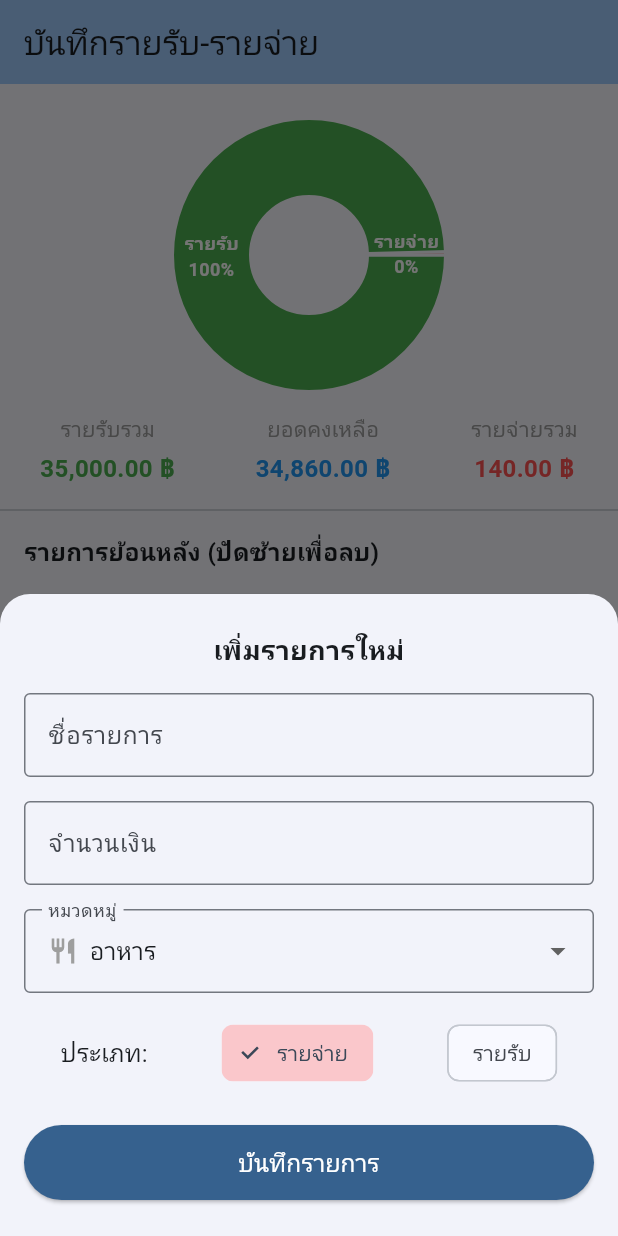
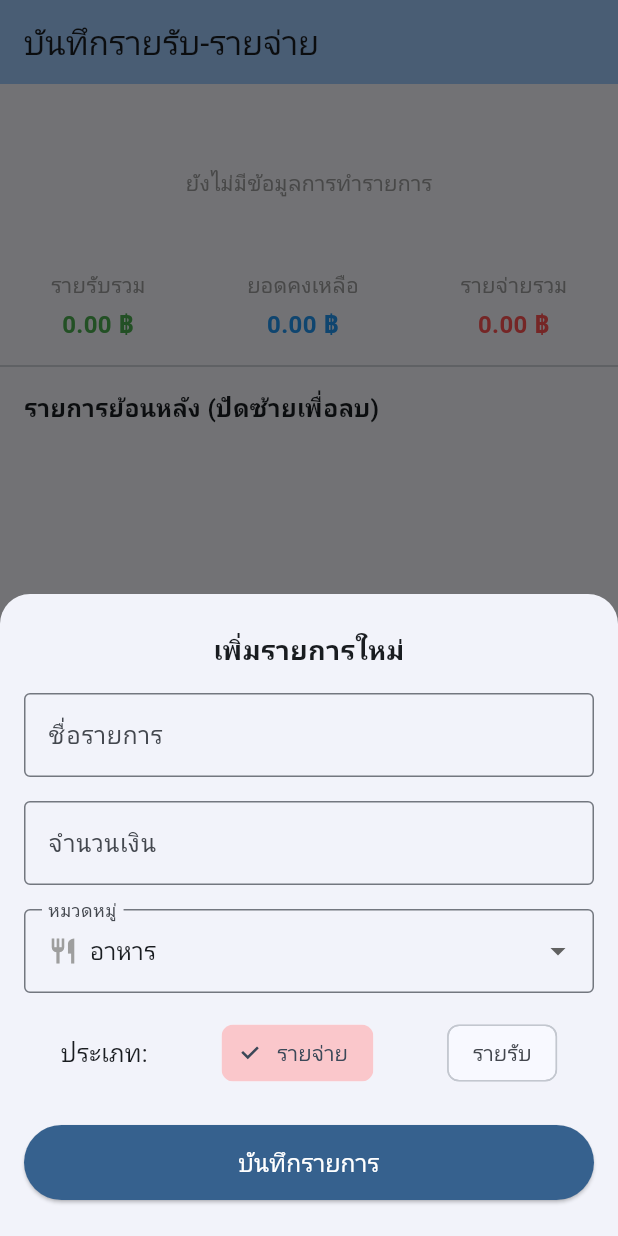
Before and after one commit to thanakorn-official/Expense-Tracker, a Flutter app: the screen it shows after launch, after a tap on the "add" icon, on a phone screen of 412 x 824 dp. Run offline on Flutter 3.47's test engine with Material 3 defaults, Android fonts, the phone set to English and light mode, and no system bars; drawn by our look-alikes of fl_chart; our stand-ins replace cloud_firestore, firebase_core; accounts and stored records are empty.

Commit message:
Migrate dashboard state to Firebase Firestore StreamBuilder

```diff
--- a/lib/screens/dashboard_screen.dart
+++ b/lib/screens/dashboard_screen.dart
@@ -1,6 +1,7 @@
 import 'package:flutter/material.dart';
 import 'package:intl/intl.dart';
 import 'package:fl_chart/fl_chart.dart';
+import 'package:cloud_firestore/cloud_firestore.dart'; // ดึงข้อมูลจากคลาวด์
 
 import '../models/transaction_model.dart';
 
@@ -21,40 +22,9 @@ class _DashboardScreenState extends State<DashboardScreen> {
     'อื่นๆ': Icons.category,
   };
 
-  final List<TransactionModel> _transactions = [
-    TransactionModel(
-      id: '1',
-      title: 'ข้าวกะเพราหมูกรอบ',
-      amount: 60,
-      date: DateTime.now(),
-      isExpense: true,
-      category: 'อาหาร',
-    ),
-    TransactionModel(
-      id: '2',
-      title: 'เงินเดือน',
-      amount: 35000,
-      date: DateTime.now(),
-      isExpense: false,
-      category: 'เงินเดือน/รายรับ',
-    ),
-    TransactionModel(
-      id: '3',
-      title: 'ค่ากาแฟ',
-      amount: 80,
-      date: DateTime.now().subtract(const Duration(days: 1)),
-      isExpense: true,
-      category: 'อาหาร',
-    ),
-  ];
-
-  double get _totalIncome => _transactions
-      .where((tx) => !tx.isExpense)
-      .fold(0.0, (sum, item) => sum + item.amount);
-  double get _totalExpense => _transactions
-      .where((tx) => tx.isExpense)
-      .fold(0.0, (sum, item) => sum + item.amount);
-  double get _balance => _totalIncome - _totalExpense;
+  // อ้างอิงไปยัง Collection ชื่อ 'transactions' บน Firestore
+  final CollectionReference _transactionsCollection = FirebaseFirestore.instance
+      .collection('transactions');
 
   Widget _buildSummaryItem(String title, double amount, Color color) {
     return Column(
@@ -73,13 +43,8 @@ class _DashboardScreenState extends State<DashboardScreen> {
     );
   }
 
-  void _deleteTransaction(String id) {
-    setState(() {
-      _transactions.removeWhere((tx) => tx.id == id);
-    });
-  }
-
-  void _showEditDialog(TransactionModel tx, int index) {
+  // ฟังก์ชันเปิดหน้าต่างแก้ไขรายการ (อัปเดตข้อมูลขึ้น Firestore)
+  void _showEditDialog(TransactionModel tx) {
     final titleController = TextEditingController(text: tx.title);
     final amountController = TextEditingController(text: tx.amount.toString());
     String selectedCategory = tx.category;
@@ -138,14 +103,13 @@ class _DashboardScreenState extends State<DashboardScreen> {
               ),
               ElevatedButton(
                 onPressed: () {
-                  setState(() {
-                    _transactions[index] = tx.copyWith(
-                      title: titleController.text,
-                      amount:
+                  // ส่งข้อมูลที่แก้ไขไปอัปเดตบน Firestore
+                  _transactionsCollection.doc(tx.id).update({
+                    'title': titleController.text,
+                    'amount':
                         double.tryParse(amountController.text) ?? tx.amount,
-                      category: selectedCategory,
-                      updatedAt: DateTime.now(),
-                    );
+                    'category': selectedCategory,
+                    'updatedAt': DateTime.now().toIso8601String(),
                   });
                   Navigator.pop(ctx);
                 },
@@ -158,6 +122,7 @@ class _DashboardScreenState extends State<DashboardScreen> {
     );
   }
 
+  // ฟังก์ชันเปิดหน้าต่างเพิ่มรายการใหม่ (บันทึกข้อมูลลง Firestore)
   void _showAddTransactionSheet(BuildContext context) {
     final titleController = TextEditingController();
     final amountController = TextEditingController();
@@ -266,16 +231,16 @@ class _DashboardScreenState extends State<DashboardScreen> {
                             amountController.text.isEmpty)
                           return;
 
-                        final newTx = TransactionModel(
-                          id: DateTime.now().toString(),
-                          title: titleController.text,
-                          amount: double.tryParse(amountController.text) ?? 0.0,
-                          date: DateTime.now(),
-                          isExpense: isExpense,
-                          category: selectedCategory,
-                        );
+                        // ส่งข้อมูลรายการใหม่ขึ้น Firestore
+                        _transactionsCollection.add({
+                          'title': titleController.text,
+                          'amount':
+                              double.tryParse(amountController.text) ?? 0.0,
+                          'date': DateTime.now().toIso8601String(),
+                          'isExpense': isExpense ? 1 : 0,
+                          'category': selectedCategory,
+                        });
 
-                        setState(() => _transactions.insert(0, newTx));
                         Navigator.pop(ctx);
                       },
                       child: const Text(
@@ -301,10 +266,41 @@ class _DashboardScreenState extends State<DashboardScreen> {
         title: const Text('บันทึกรายรับ-รายจ่าย'),
         backgroundColor: Theme.of(context).colorScheme.inversePrimary,
       ),
-      body: Column(
+      // ใช้ StreamBuilder ครอบเนื้อหาทั้งหมดเพื่อดึงข้อมูลแบบเรียลไทม์
+      body: StreamBuilder<QuerySnapshot>(
+        stream: _transactionsCollection
+            .orderBy('date', descending: true)
+            .snapshots(),
+        builder: (context, snapshot) {
+          if (snapshot.connectionState == ConnectionState.waiting) {
+            return const Center(child: CircularProgressIndicator());
+          }
+          if (snapshot.hasError) {
+            return Center(child: Text('เกิดข้อผิดพลาด: ${snapshot.error}'));
+          }
+
+          // แปลงข้อมูลจาก Firestore เป็น TransactionModel
+          final List<TransactionModel> transactions = snapshot.data!.docs.map((
+            doc,
+          ) {
+            final data = doc.data() as Map<String, dynamic>;
+            data['id'] = doc.id; // ใช้ Document ID จาก Firestore
+            return TransactionModel.fromMap(data);
+          }).toList();
+
+          // คำนวณยอดรวม
+          double totalIncome = transactions
+              .where((tx) => !tx.isExpense)
+              .fold(0.0, (sum, item) => sum + item.amount);
+          double totalExpense = transactions
+              .where((tx) => tx.isExpense)
+              .fold(0.0, (sum, item) => sum + item.amount);
+          double balance = totalIncome - totalExpense;
+
+          return Column(
             children: [
               const SizedBox(height: 24),
-          if (_totalIncome == 0 && _totalExpense == 0)
+              if (totalIncome == 0 && totalExpense == 0)
                 const Padding(
                   padding: EdgeInsets.all(32.0),
                   child: Text(
@@ -320,12 +316,12 @@ class _DashboardScreenState extends State<DashboardScreen> {
                       sectionsSpace: 2,
                       centerSpaceRadius: 40,
                       sections: [
-                    if (_totalIncome > 0)
+                        if (totalIncome > 0)
                           PieChartSectionData(
                             color: Colors.green,
-                        value: _totalIncome,
+                            value: totalIncome,
                             title:
-                            'รายรับ\n${(_totalIncome / (_totalIncome + _totalExpense) * 100).toStringAsFixed(0)}%',
+                                'รายรับ\n${(totalIncome / (totalIncome + totalExpense) * 100).toStringAsFixed(0)}%',
                             radius: 50,
                             titleStyle: const TextStyle(
                               fontSize: 12,
@@ -333,12 +329,12 @@ class _DashboardScreenState extends State<DashboardScreen> {
                               color: Colors.white,
                             ),
                           ),
-                    if (_totalExpense > 0)
+                        if (totalExpense > 0)
                           PieChartSectionData(
                             color: Colors.redAccent,
-                        value: _totalExpense,
+                            value: totalExpense,
                             title:
-                            'รายจ่าย\n${(_totalExpense / (_totalIncome + _totalExpense) * 100).toStringAsFixed(0)}%',
+                                'รายจ่าย\n${(totalExpense / (totalIncome + totalExpense) * 100).toStringAsFixed(0)}%',
                             radius: 50,
                             titleStyle: const TextStyle(
                               fontSize: 12,
@@ -354,13 +350,17 @@ class _DashboardScreenState extends State<DashboardScreen> {
               Row(
                 mainAxisAlignment: MainAxisAlignment.spaceAround,
                 children: [
-              _buildSummaryItem('รายรับรวม', _totalIncome, Colors.green),
+                  _buildSummaryItem('รายรับรวม', totalIncome, Colors.green),
                   _buildSummaryItem(
                     'ยอดคงเหลือ',
-                _balance,
-                _balance >= 0 ? Colors.blue : Colors.red,
+                    balance,
+                    balance >= 0 ? Colors.blue : Colors.red,
                   ),
-              _buildSummaryItem('รายจ่ายรวม', _totalExpense, Colors.redAccent),
+                  _buildSummaryItem(
+                    'รายจ่ายรวม',
+                    totalExpense,
+                    Colors.redAccent,
+                  ),
                 ],
               ),
               const Divider(height: 32),
@@ -377,9 +377,9 @@ class _DashboardScreenState extends State<DashboardScreen> {
               const SizedBox(height: 8),
               Expanded(
                 child: ListView.builder(
-              itemCount: _transactions.length,
+                  itemCount: transactions.length,
                   itemBuilder: (context, index) {
-                final tx = _transactions[index];
+                    final tx = transactions[index];
                     final formattedAmount = NumberFormat('#,##0.00')
                         .format(tx.amount);
                     final formattedDate = DateFormat('dd/MM/yyyy HH:mm')
@@ -394,9 +394,12 @@ class _DashboardScreenState extends State<DashboardScreen> {
                         child: const Icon(Icons.delete, color: Colors.white),
                       ),
                       direction: DismissDirection.endToStart,
-                  onDismissed: (direction) => _deleteTransaction(tx.id),
+                      onDismissed: (direction) {
+                        // สั่งลบข้อมูลออกจาก Firestore
+                        _transactionsCollection.doc(tx.id).delete();
+                      },
                       child: InkWell(
-                    onTap: () => _showEditDialog(tx, index),
+                        onTap: () => _showEditDialog(tx),
                         child: Card(
                           margin: const EdgeInsets.symmetric(
                             horizontal: 16,
@@ -416,7 +419,9 @@ class _DashboardScreenState extends State<DashboardScreen> {
                             ),
                             title: Text(
                               tx.title,
-                          style: const TextStyle(fontWeight: FontWeight.bold),
+                              style: const TextStyle(
+                                fontWeight: FontWeight.bold,
+                              ),
                             ),
                             subtitle: Column(
                               crossAxisAlignment: CrossAxisAlignment.start,
@@ -448,6 +453,8 @@ class _DashboardScreenState extends State<DashboardScreen> {
                 ),
               ),
             ],
+          );
+        },
       ),
       floatingActionButton: FloatingActionButton(
         onPressed: () => _showAddTransactionSheet(context),
```
Also changed, not shown: lib/main.dart (+0 -8 lines). Lines whose indentation alone changed are shown as unchanged.
